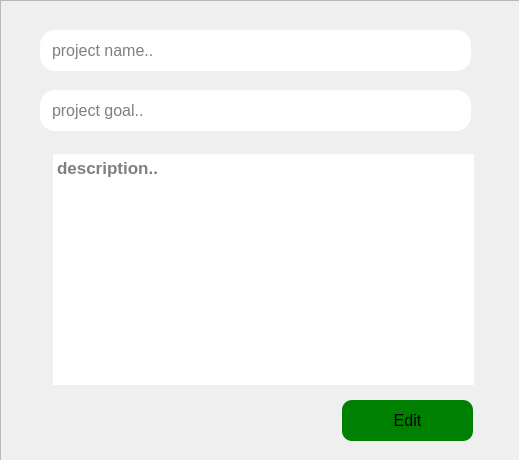
Qt form client/aboutproject.ui (imanzk/Task-Manager-Application) before a commit.
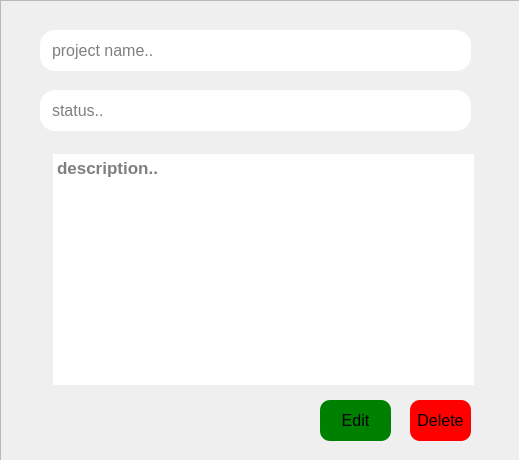
The same form after that commit.

Commit message: project page is ready to use

Patch:
```diff
--- a/client/aboutproject.ui
+++ b/client/aboutproject.ui
@@ -79,40 +79,15 @@
 padding-left:10;</string>
     </property>
     <property name="placeholderText">
-     <string>project goal..</string>
-    </property>
-   </widget>
-   <widget class="QPushButton" name="create">
-    <property name="geometry">
-     <rect>
-      <x>342</x>
-      <y>400</y>
-      <width>131</width>
-      <height>41</height>
-     </rect>
-    </property>
-    <property name="font">
-     <font>
-      <pointsize>12</pointsize>
-     </font>
-    </property>
-    <property name="cursor">
-     <cursorShape>PointingHandCursor</cursorShape>
-    </property>
-    <property name="styleSheet">
-     <string notr="true">background:green;
-border-radius:10;</string>
-    </property>
-    <property name="text">
-     <string>Edit</string>
+     <string>status..</string>
     </property>
    </widget>
    <widget class="QLabel" name="label">
     <property name="geometry">
      <rect>
-      <x>70</x>
+      <x>50</x>
       <y>410</y>
-      <width>231</width>
+      <width>251</width>
       <height>20</height>
      </rect>
     </property>
@@ -166,6 +141,56 @@
      <string>description..</string>
     </property>
    </widget>
+   <widget class="QPushButton" name="remove">
+    <property name="geometry">
+     <rect>
+      <x>410</x>
+      <y>400</y>
+      <width>61</width>
+      <height>41</height>
+     </rect>
+    </property>
+    <property name="font">
+     <font>
+      <pointsize>12</pointsize>
+     </font>
+    </property>
+    <property name="cursor">
+     <cursorShape>PointingHandCursor</cursorShape>
+    </property>
+    <property name="styleSheet">
+     <string notr="true">background:red;
+border-radius:10;</string>
+    </property>
+    <property name="text">
+     <string>Delete</string>
+    </property>
+   </widget>
+   <widget class="QPushButton" name="create">
+    <property name="geometry">
+     <rect>
+      <x>320</x>
+      <y>400</y>
+      <width>71</width>
+      <height>41</height>
+     </rect>
+    </property>
+    <property name="font">
+     <font>
+      <pointsize>12</pointsize>
+     </font>
+    </property>
+    <property name="cursor">
+     <cursorShape>PointingHandCursor</cursorShape>
+    </property>
+    <property name="styleSheet">
+     <string notr="true">background:green;
+border-radius:10;</string>
+    </property>
+    <property name="text">
+     <string>Edit</string>
+    </property>
+   </widget>
   </widget>
  </widget>
  <resources/>
```
Left out of the diff: 2 changed lines with no effect on the pictures. The commit also changes 34 other files.
